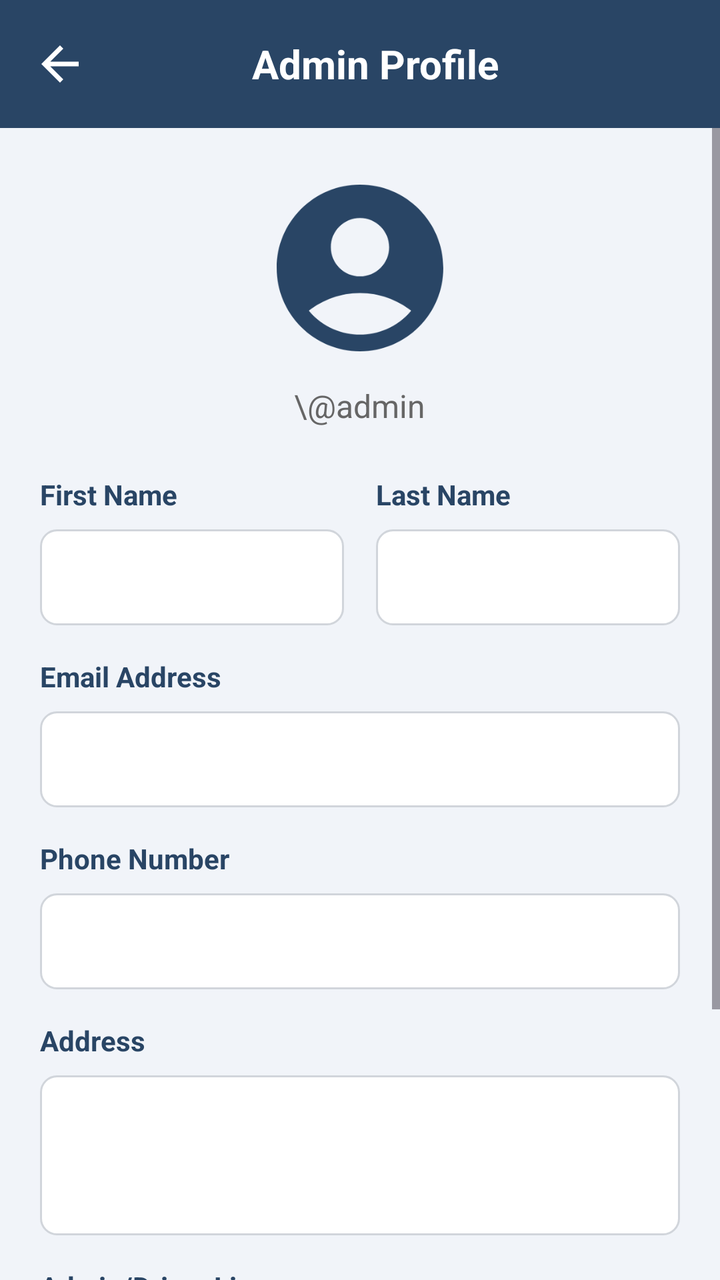
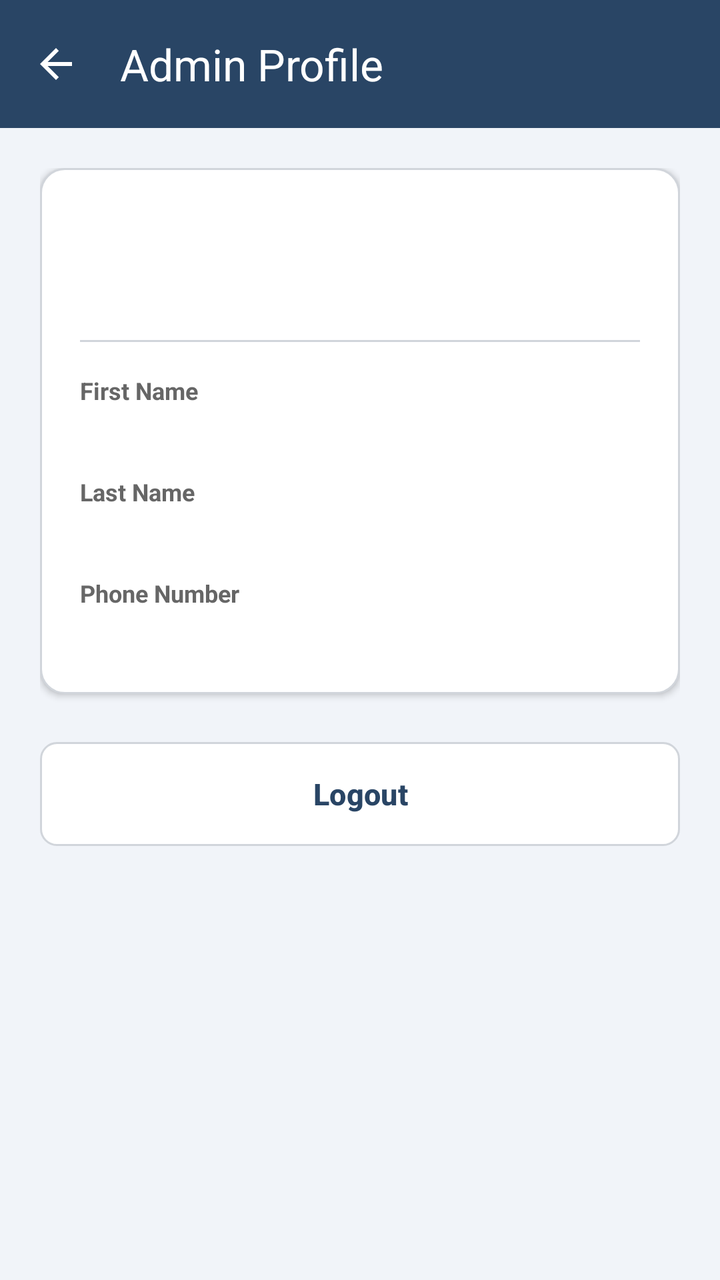

Compare the two renders of this Android layout. The source of the first and the diff that turns it into the second are given below.
<!-- AndroidManifest.xml: application theme Theme.Android_vehicle_project -->
<!-- res/layout/activity_admin_profile.xml -->
<?xml version="1.0" encoding="utf-8"?>
<LinearLayout xmlns:android="http://schemas.android.com/apk/res/android"
    xmlns:app="http://schemas.android.com/apk/res-auto"
    android:layout_width="match_parent"
    android:layout_height="match_parent"
    android:background="@color/background_light"
    android:fitsSystemWindows="true"
    android:orientation="vertical">

    
    <androidx.appcompat.widget.Toolbar
        android:id="@+id/toolbarProfile"
        android:layout_width="match_parent"
        android:layout_height="?attr/actionBarSize"
        android:background="@color/primary_navy"
        app:titleTextColor="@color/white">

        <RelativeLayout
            android:layout_width="match_parent"
            android:layout_height="match_parent"
            android:paddingEnd="16dp"
            android:paddingStart="0dp">

            <ImageView
                android:id="@+id/ivBack"
                android:layout_width="28dp"
                android:layout_height="28dp"
                android:layout_alignParentStart="true"
                android:layout_centerVertical="true"
                android:src="@drawable/ic_arrow_back"
                android:contentDescription="Back"
                app:tint="@color/white"
                android:background="?attr/selectableItemBackgroundBorderless"
                android:clickable="true"
                android:focusable="true"/>

            <TextView
                android:layout_width="wrap_content"
                android:layout_height="wrap_content"
                android:layout_centerInParent="true"
                android:text="Admin Profile"
                android:textColor="@color/white"
                android:textSize="20sp"
                android:textStyle="bold" />
        </RelativeLayout>
    </androidx.appcompat.widget.Toolbar>

    
    <ScrollView
        android:layout_width="match_parent"
        android:layout_height="0dp"
        android:layout_weight="1"
        android:fillViewport="true">

        <LinearLayout
            android:layout_width="match_parent"
            android:layout_height="wrap_content"
            android:orientation="vertical"
            android:padding="20dp">

            <ImageView
                android:layout_width="100dp"
                android:layout_height="100dp"
                android:layout_gravity="center"
                android:src="@drawable/ic_account_circle_admin"
                app:tint="@color/primary_navy"
                android:contentDescription="Profile Icon" />

            <TextView
                android:layout_width="wrap_content"
                android:layout_height="wrap_content"
                android:layout_gravity="center"
                android:layout_marginTop="8dp"
                android:text="\@admin"
                android:textColor="@color/text_gray"
                android:textSize="16sp" />

            
            <LinearLayout
                android:layout_width="match_parent"
                android:layout_height="wrap_content"
                android:orientation="horizontal"
                android:layout_marginTop="24dp"
                android:baselineAligned="false">

                <LinearLayout
                    android:layout_width="0dp"
                    android:layout_height="wrap_content"
                    android:layout_weight="1"
                    android:orientation="vertical"
                    android:layout_marginEnd="8dp">
                    <TextView
                        android:layout_width="wrap_content"
                        android:layout_height="wrap_content"
                        android:text="First Name"
                        android:textColor="@color/text_dark"
                        android:textSize="14sp"
                        android:textStyle="bold" />
                    <EditText
                        android:id="@+id/etFirstName"
                        android:layout_width="match_parent"
                        android:layout_height="48dp"
                        android:layout_marginTop="8dp"
                        android:background="@drawable/bg_input"
                        android:inputType="textPersonName"
                        android:paddingHorizontal="16dp"
                        android:textColor="@color/text_dark"
                        android:textSize="15sp" />
                </LinearLayout>

                <LinearLayout
                    android:layout_width="0dp"
                    android:layout_height="wrap_content"
                    android:layout_weight="1"
                    android:orientation="vertical"
                    android:layout_marginStart="8dp">
                    <TextView
                        android:layout_width="wrap_content"
                        android:layout_height="wrap_content"
                        android:text="Last Name"
                        android:textColor="@color/text_dark"
                        android:textSize="14sp"
                        android:textStyle="bold" />
                    <EditText
                        android:id="@+id/etLastName"
                        android:layout_width="match_parent"
                        android:layout_height="48dp"
                        android:layout_marginTop="8dp"
                        android:background="@drawable/bg_input"
                        android:inputType="textPersonName"
                        android:paddingHorizontal="16dp"
                        android:textColor="@color/text_dark"
                        android:textSize="15sp" />
                </LinearLayout>
            </LinearLayout>

            
            <TextView
                android:layout_width="wrap_content"
                android:layout_height="wrap_content"
                android:text="Email Address"
                android:textColor="@color/text_dark"
                android:textSize="14sp"
                android:textStyle="bold"
                android:layout_marginTop="16dp" />

            <EditText
                android:id="@+id/etEmail"
                android:layout_width="match_parent"
                android:layout_height="48dp"
                android:layout_marginTop="8dp"
                android:background="@drawable/bg_input"
                android:inputType="textEmailAddress"
                android:paddingHorizontal="16dp"
                android:textColor="@color/text_dark"
                android:textSize="15sp" />

            
            <TextView
                android:layout_width="wrap_content"
                android:layout_height="wrap_content"
                android:text="Phone Number"
                android:textColor="@color/text_dark"
                android:textSize="14sp"
                android:textStyle="bold"
                android:layout_marginTop="16dp" />

            <EditText
                android:id="@+id/etPhone"
                android:layout_width="match_parent"
                android:layout_height="48dp"
                android:layout_marginTop="8dp"
                android:background="@drawable/bg_input"
                android:inputType="phone"
                android:paddingHorizontal="16dp"
                android:textColor="@color/text_dark"
                android:textSize="15sp" />

            
            <TextView
                android:layout_width="wrap_content"
                android:layout_height="wrap_content"
                android:text="Address"
                android:textColor="@color/text_dark"
                android:textSize="14sp"
                android:textStyle="bold"
                android:layout_marginTop="16dp" />

            <EditText
                android:id="@+id/etAddress"
                android:layout_width="match_parent"
                android:layout_height="80dp"
                android:layout_marginTop="8dp"
                android:background="@drawable/bg_input"
                android:inputType="textMultiLine"
                android:gravity="top|start"
                android:padding="16dp"
                android:textColor="@color/text_dark"
                android:textSize="15sp" />

            
            <TextView
                android:layout_width="wrap_content"
                android:layout_height="wrap_content"
                android:text="Admin/Driver License"
                android:textColor="@color/text_dark"
                android:textSize="14sp"
                android:textStyle="bold"
                android:layout_marginTop="16dp" />

            <EditText
                android:id="@+id/etLicense"
                android:layout_width="match_parent"
                android:layout_height="48dp"
                android:layout_marginTop="8dp"
                android:background="@drawable/bg_input"
                android:inputType="text"
                android:paddingHorizontal="16dp"
                android:textColor="@color/text_dark"
                android:textSize="15sp" />

            
            <Button
                android:id="@+id/btnSaveProfile"
                android:layout_width="match_parent"
                android:layout_height="56dp"
                android:layout_marginTop="32dp"
                android:backgroundTint="@color/button_orange"
                android:text="Update Profile"
                android:textColor="@color/white"
                android:textSize="16sp"
                android:textStyle="bold"
                app:cornerRadius="8dp" />

        </LinearLayout>
    </ScrollView>
</LinearLayout>
<!-- resources referenced by this layout -->
<resources>
  <color name="background_light">#F1F4F9</color>
  <color name="button_orange">#FF6633</color>
  <color name="primary_navy">#294565</color>
  <color name="text_dark">#294565</color>
  <color name="text_gray">#666666</color>
  <color name="white">#FFFFFFFF</color>
  <!-- drawable bg_input (drawable) -->
  <?xml version="1.0" encoding="utf-8"?>
  <shape xmlns:android="http://schemas.android.com/apk/res/android"
      android:shape="rectangle">
      <solid android:color="@color/white" />
      <corners android:radius="8dp" />
      <stroke
          android:width="1dp"
          android:color="@color/border_gray" />
  </shape>
  <!-- drawable ic_account_circle_admin (drawable) -->
  <vector xmlns:android="http://schemas.android.com/apk/res/android"
      android:width="24dp"
      android:height="24dp"
      android:viewportWidth="24"
      android:viewportHeight="24"
      android:tint="#294565">
    <path
        android:fillColor="@android:color/white"
        android:pathData="M12,2C6.48,2 2,6.48 2,12s4.48,10 10,10 10,-4.48 10,-10S17.52,2 12,2zm0,4c1.93,0 3.5,1.57 3.5,3.5S13.93,13 12,13s-3.5,-1.57 -3.5,-3.5S10.07,6 12,6zm0,14c-2.03,0 -4.43,-0.82 -6.14,-2.88C7.55,15.8 9.68,15 12,15s4.45,0.8 6.14,2.12C16.43,19.18 14.03,20 12,20z"/>
  </vector>
  <!-- drawable ic_arrow_back (drawable) -->
  <vector xmlns:android="http://schemas.android.com/apk/res/android"
      android:width="24dp"
      android:height="24dp"
      android:viewportWidth="24"
      android:viewportHeight="24"
      android:tint="#FFFFFF">
    <path
        android:fillColor="@android:color/white"
        android:pathData="M20,11H7.83l5.59,-5.59L12,4l-8,8 8,8 1.41,-1.41L7.83,13H20v-2z"/>
  </vector>
  <style name="Theme.Android_vehicle_project" parent="Base.Theme.android_vehicle_project" />
  <color name="border_gray">#D1D5DB</color>
  <style name="Base.Theme.android_vehicle_project" parent="Theme.Material3.DayNight.NoActionBar">
  
          <item name="colorPrimary">@color/primary_navy</item>
          <item name="colorPrimaryDark">@color/primary_navy_dark</item>
          <item name="colorSecondary">@color/primary_navy</item>
          <item name="android:windowBackground">@color/background_light</item>
      </style>
  <color name="primary_navy_dark">#1E334D</color>
</resources>

<!-- the commit's change to res/layout/activity_admin_profile.xml (unified diff, before → after) -->
@@ -7,230 +7,135 @@
     android:fitsSystemWindows="true"
     android:orientation="vertical">
 
-    
     <androidx.appcompat.widget.Toolbar
         android:id="@+id/toolbarProfile"
         android:layout_width="match_parent"
         android:layout_height="?attr/actionBarSize"
         android:background="@color/primary_navy"
-        app:titleTextColor="@color/white">
+        app:navigationIcon="@drawable/ic_arrow_back"
+        app:title="Admin Profile"
+        app:titleTextColor="@color/white" />
 
-        <RelativeLayout
-            android:layout_width="match_parent"
-            android:layout_height="match_parent"
-            android:paddingEnd="16dp"
-            android:paddingStart="0dp">
-
-            <ImageView
-                android:id="@+id/ivBack"
-                android:layout_width="28dp"
-                android:layout_height="28dp"
-                android:layout_alignParentStart="true"
-                android:layout_centerVertical="true"
-                android:src="@drawable/ic_arrow_back"
-                android:contentDescription="Back"
-                app:tint="@color/white"
-                android:background="?attr/selectableItemBackgroundBorderless"
-                android:clickable="true"
-                android:focusable="true"/>
-
-            <TextView
-                android:layout_width="wrap_content"
-                android:layout_height="wrap_content"
-                android:layout_centerInParent="true"
-                android:text="Admin Profile"
-                android:textColor="@color/white"
-                android:textSize="20sp"
-                android:textStyle="bold" />
-        </RelativeLayout>
-    </androidx.appcompat.widget.Toolbar>
-
-    
     <ScrollView
         android:layout_width="match_parent"
-        android:layout_height="0dp"
-        android:layout_weight="1"
+        android:layout_height="match_parent"
+        android:clipToPadding="false"
         android:fillViewport="true">
 
         <LinearLayout
             android:layout_width="match_parent"
             android:layout_height="wrap_content"
             android:orientation="vertical"
-            android:padding="20dp">
-
-            <ImageView
-                android:layout_width="100dp"
-                android:layout_height="100dp"
-                android:layout_gravity="center"
-                android:src="@drawable/ic_account_circle_admin"
-                app:tint="@color/primary_navy"
-                android:contentDescription="Profile Icon" />
-
-            <TextView
-                android:layout_width="wrap_content"
-                android:layout_height="wrap_content"
-                android:layout_gravity="center"
-                android:layout_marginTop="8dp"
-                android:text="\@admin"
-                android:textColor="@color/text_gray"
-                android:textSize="16sp" />
+            android:padding="20dp"
+            android:paddingBottom="32dp">
 
             
             <LinearLayout
                 android:layout_width="match_parent"
                 android:layout_height="wrap_content"
-                android:orientation="horizontal"
-                android:layout_marginTop="24dp"
-                android:baselineAligned="false">
+                android:background="@drawable/bg_card"
+                android:elevation="2dp"
+                android:orientation="vertical"
+                android:padding="20dp">
 
-                <LinearLayout
-                    android:layout_width="0dp"
+                <TextView
+                    android:id="@+id/tvProfileName"
+                    android:layout_width="wrap_content"
                     android:layout_height="wrap_content"
-                    android:layout_weight="1"
-                    android:orientation="vertical"
-                    android:layout_marginEnd="8dp">
-                    <TextView
-                        android:layout_width="wrap_content"
-                        android:layout_height="wrap_content"
-                        android:text="First Name"
-                        android:textColor="@color/text_dark"
-                        android:textSize="14sp"
-                        android:textStyle="bold" />
-                    <EditText
-                        android:id="@+id/etFirstName"
-                        android:layout_width="match_parent"
-                        android:layout_height="48dp"
-                        android:layout_marginTop="8dp"
-                        android:background="@drawable/bg_input"
-                        android:inputType="textPersonName"
-                        android:paddingHorizontal="16dp"
-                        android:textColor="@color/text_dark"
-                        android:textSize="15sp" />
-                </LinearLayout>
+                    android:textColor="@color/text_dark"
+                    android:textSize="20sp"
+                    android:textStyle="bold" />
 
-                <LinearLayout
-                    android:layout_width="0dp"
+                <TextView
+                    android:id="@+id/tvProfileUsername"
+                    android:layout_width="wrap_content"
                     android:layout_height="wrap_content"
-                    android:layout_weight="1"
-                    android:orientation="vertical"
-                    android:layout_marginStart="8dp">
-                    <TextView
-                        android:layout_width="wrap_content"
-                        android:layout_height="wrap_content"
-                        android:text="Last Name"
-                        android:textColor="@color/text_dark"
-                        android:textSize="14sp"
-                        android:textStyle="bold" />
-                    <EditText
-                        android:id="@+id/etLastName"
-                        android:layout_width="match_parent"
-                        android:layout_height="48dp"
-                        android:layout_marginTop="8dp"
-                        android:background="@drawable/bg_input"
-                        android:inputType="textPersonName"
-                        android:paddingHorizontal="16dp"
-                        android:textColor="@color/text_dark"
-                        android:textSize="15sp" />
-                </LinearLayout>
+                    android:layout_marginTop="4dp"
+                    android:textColor="@color/text_gray"
+                    android:textSize="14sp" />
+
+                <View
+                    android:layout_width="match_parent"
+                    android:layout_height="1dp"
+                    android:layout_marginVertical="16dp"
+                    android:background="@color/border_gray" />
+
+                
+                <TextView
+                    android:layout_width="wrap_content"
+                    android:layout_height="wrap_content"
+                    android:text="First Name"
+                    android:textColor="@color/text_gray"
+                    android:textSize="12sp"
+                    android:textStyle="bold" />
+
+                <TextView
+                    android:id="@+id/tvFirstName"
+                    android:layout_width="wrap_content"
+                    android:layout_height="wrap_content"
+                    android:layout_marginTop="2dp"
+                    android:textColor="@color/text_dark"
+                    android:textSize="15sp" />
+
+                <Space
+                    android:layout_width="match_parent"
+                    android:layout_height="12dp" />
+
+                
+                <TextView
+                    android:layout_width="wrap_content"
+                    android:layout_height="wrap_content"
+                    android:text="Last Name"
+                    android:textColor="@color/text_gray"
+                    android:textSize="12sp"
+                    android:textStyle="bold" />
+
+                <TextView
+                    android:id="@+id/tvLastName"
+                    android:layout_width="wrap_content"
+                    android:layout_height="wrap_content"
+                    android:layout_marginTop="2dp"
+                    android:textColor="@color/text_dark"
+                    android:textSize="15sp" />
+
+                <Space
+                    android:layout_width="match_parent"
+                    android:layout_height="12dp" />
+
+                
+                <TextView
+                    android:layout_width="wrap_content"
+                    android:layout_height="wrap_content"
+                    android:text="Phone Number"
+                    android:textColor="@color/text_gray"
+                    android:textSize="12sp"
+                    android:textStyle="bold" />
+
+                <TextView
+                    android:id="@+id/tvPhone"
+                    android:layout_width="wrap_content"
+                    android:layout_height="wrap_content"
+                    android:layout_marginTop="2dp"
+                    android:textColor="@color/text_dark"
+                    android:textSize="15sp" />
+
             </LinearLayout>
 
-            
-            <TextView
-                android:layout_width="wrap_content"
-                android:layout_height="wrap_content"
-                android:text="Email Address"
-                android:textColor="@color/text_dark"
-                android:textSize="14sp"
-                android:textStyle="bold"
-                android:layout_marginTop="16dp" />
-
-            <EditText
-                android:id="@+id/etEmail"
+            <Space
                 android:layout_width="match_parent"
-                android:layout_height="48dp"
-                android:layout_marginTop="8dp"
-                android:background="@drawable/bg_input"
-                android:inputType="textEmailAddress"
-                android:paddingHorizontal="16dp"
-                android:textColor="@color/text_dark"
-                android:textSize="15sp" />
-
-            
-            <TextView
-                android:layout_width="wrap_content"
-                android:layout_height="wrap_content"
-                android:text="Phone Number"
-                android:textColor="@color/text_dark"
-                android:textSize="14sp"
-                android:textStyle="bold"
-                android:layout_marginTop="16dp" />
-
-            <EditText
-                android:id="@+id/etPhone"
-                android:layout_width="match_parent"
-                android:layout_height="48dp"
-                android:layout_marginTop="8dp"
-                android:background="@drawable/bg_input"
-                android:inputType="phone"
-                android:paddingHorizontal="16dp"
-                android:textColor="@color/text_dark"
-                android:textSize="15sp" />
-
-            
-            <TextView
-                android:layout_width="wrap_content"
-                android:layout_height="wrap_content"
-                android:text="Address"
-                android:textColor="@color/text_dark"
-                android:textSize="14sp"
-                android:textStyle="bold"
-                android:layout_marginTop="16dp" />
-
-            <EditText
-                android:id="@+id/etAddress"
-                android:layout_width="match_parent"
-                android:layout_height="80dp"
-                android:layout_marginTop="8dp"
-                android:background="@drawable/bg_input"
-                android:inputType="textMultiLine"
-                android:gravity="top|start"
-                android:padding="16dp"
-                android:textColor="@color/text_dark"
-                android:textSize="15sp" />
-
-            
-            <TextView
-                android:layout_width="wrap_content"
-                android:layout_height="wrap_content"
-                android:text="Admin/Driver License"
-                android:textColor="@color/text_dark"
-                android:textSize="14sp"
-                android:textStyle="bold"
-                android:layout_marginTop="16dp" />
-
-            <EditText
-                android:id="@+id/etLicense"
-                android:layout_width="match_parent"
-                android:layout_height="48dp"
-                android:layout_marginTop="8dp"
-                android:background="@drawable/bg_input"
-                android:inputType="text"
-                android:paddingHorizontal="16dp"
-                android:textColor="@color/text_dark"
-                android:textSize="15sp" />
+                android:layout_height="24dp" />
 
             
             <Button
-                android:id="@+id/btnSaveProfile"
+                android:id="@+id/btnLogoutProfile"
                 android:layout_width="match_parent"
-                android:layout_height="56dp"
-                android:layout_marginTop="32dp"
-                android:backgroundTint="@color/button_orange"
-                android:text="Update Profile"
-                android:textColor="@color/white"
-                android:textSize="16sp"
+                android:layout_height="52dp"
+                android:background="@drawable/bg_cancel_button"
+                android:text="@string/logout"
+                android:textColor="@color/primary_navy"
+                android:textSize="15sp"
                 android:textStyle="bold"
-                app:cornerRadius="8dp" />
+                app:backgroundTint="@null" />
 
         </LinearLayout>
     </ScrollView>
<!-- resource entries referenced after the edit -->
@@ -1,12 +1,11 @@
 <!-- resources referenced by this layout -->
 <resources>
   <color name="background_light">#F1F4F9</color>
-  <color name="button_orange">#FF6633</color>
   <color name="primary_navy">#294565</color>
   <color name="text_dark">#294565</color>
   <color name="text_gray">#666666</color>
   <color name="white">#FFFFFFFF</color>
-  <!-- drawable bg_input (drawable) -->
+  <!-- drawable bg_cancel_button (drawable) -->
   <?xml version="1.0" encoding="utf-8"?>
   <shape xmlns:android="http://schemas.android.com/apk/res/android"
       android:shape="rectangle">
@@ -16,17 +15,16 @@
           android:width="1dp"
           android:color="@color/border_gray" />
   </shape>
-  <!-- drawable ic_account_circle_admin (drawable) -->
-  <vector xmlns:android="http://schemas.android.com/apk/res/android"
-      android:width="24dp"
-      android:height="24dp"
-      android:viewportWidth="24"
-      android:viewportHeight="24"
-      android:tint="#294565">
-    <path
-        android:fillColor="@android:color/white"
-        android:pathData="M12,2C6.48,2 2,6.48 2,12s4.48,10 10,10 10,-4.48 10,-10S17.52,2 12,2zm0,4c1.93,0 3.5,1.57 3.5,3.5S13.93,13 12,13s-3.5,-1.57 -3.5,-3.5S10.07,6 12,6zm0,14c-2.03,0 -4.43,-0.82 -6.14,-2.88C7.55,15.8 9.68,15 12,15s4.45,0.8 6.14,2.12C16.43,19.18 14.03,20 12,20z"/>
-  </vector>
+  <!-- drawable bg_card (drawable) -->
+  <?xml version="1.0" encoding="utf-8"?>
+  <shape xmlns:android="http://schemas.android.com/apk/res/android"
+      android:shape="rectangle">
+      <solid android:color="@color/white" />
+      <corners android:radius="12dp" />
+      <stroke
+          android:width="1dp"
+          android:color="@color/border_gray" />
+  </shape>
   <!-- drawable ic_arrow_back (drawable) -->
   <vector xmlns:android="http://schemas.android.com/apk/res/android"
       android:width="24dp"
@@ -38,6 +36,7 @@
         android:fillColor="@android:color/white"
         android:pathData="M20,11H7.83l5.59,-5.59L12,4l-8,8 8,8 1.41,-1.41L7.83,13H20v-2z"/>
   </vector>
+  <string name="logout">Logout</string>
   <style name="Theme.Android_vehicle_project" parent="Base.Theme.android_vehicle_project" />
   <color name="border_gray">#D1D5DB</color>
   <style name="Base.Theme.android_vehicle_project" parent="Theme.Material3.DayNight.NoActionBar">
